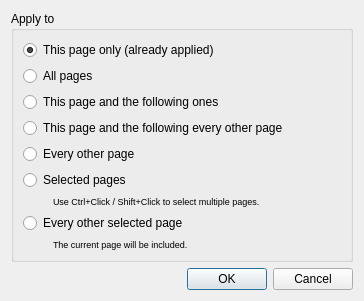
Qt form src/core/filters/fix_orientation/ApplyDialog.ui (2ndmax/scantailor-ocr) before a commit.
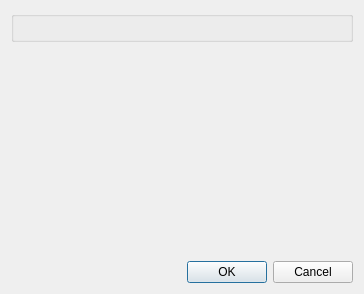
The same form after that commit. Custom widgets are drawn as their Qt base class.

Commit message: Apply dialogs: one shared page choice with page counts

Patch:
```diff
--- a/src/core/filters/fix_orientation/ApplyDialog.ui
+++ b/src/core/filters/fix_orientation/ApplyDialog.ui
@@ -18,129 +18,7 @@
   </property>
   <layout class="QVBoxLayout">
    <item>
-    <widget class="QGroupBox" name="groupBox">
-     <property name="title">
-      <string>Apply to</string>
-     </property>
-     <layout class="QVBoxLayout" name="verticalLayout_5">
-      <item>
-       <widget class="QRadioButton" name="thisPageOnlyRB">
-        <property name="text">
-         <string>This page only (already applied)</string>
-        </property>
-        <property name="checked">
-         <bool>true</bool>
-        </property>
-       </widget>
-      </item>
-      <item>
-       <widget class="QRadioButton" name="allPagesRB">
-        <property name="text">
-         <string>All pages</string>
-        </property>
-       </widget>
-      </item>
-      <item>
-       <widget class="QRadioButton" name="thisPageAndFollowersRB">
-        <property name="text">
-         <string>This page and the following ones</string>
-        </property>
-       </widget>
-      </item>
-      <item>
-       <widget class="QRadioButton" name="thisEveryOtherRB">
-        <property name="text">
-         <string extracomment="All odd or even pages, depending on the current page being odd or even.">This page and the following every other page</string>
-        </property>
-       </widget>
-      </item>
-      <item>
-       <widget class="QRadioButton" name="everyOtherRB">
-        <property name="text">
-         <string extracomment="All odd or even pages, depending on the current page being odd or even.">Every other page</string>
-        </property>
-       </widget>
-      </item>
-      <item>
-       <widget class="QRadioButton" name="selectedPagesRB">
-        <property name="text">
-         <string>Selected pages</string>
-        </property>
-       </widget>
-      </item>
-      <item>
-       <layout class="QHBoxLayout" name="horizontalLayout_3">
-        <item>
-         <spacer name="horizontalSpacer_6">
-          <property name="orientation">
-           <enum>Qt::Horizontal</enum>
-          </property>
-          <property name="sizeType">
-           <enum>QSizePolicy::Fixed</enum>
-          </property>
-          <property name="sizeHint" stdset="0">
-           <size>
-            <width>30</width>
-            <height>0</height>
-           </size>
-          </property>
-         </spacer>
-        </item>
-        <item>
-         <widget class="QLabel" name="selectedPagesHint">
-          <property name="font">
-           <font>
-            <pointsize>7</pointsize>
-           </font>
-          </property>
-          <property name="text">
-           <string>Use Ctrl+Click / Shift+Click to select multiple pages.</string>
-          </property>
-         </widget>
-        </item>
-       </layout>
-      </item>
-      <item>
-       <widget class="QRadioButton" name="everyOtherSelectedRB">
-        <property name="text">
-         <string>Every other selected page</string>
-        </property>
-       </widget>
-      </item>
-      <item>
-       <layout class="QHBoxLayout" name="horizontalLayout_5">
-        <item>
-         <spacer name="horizontalSpacer_5">
-          <property name="orientation">
-           <enum>Qt::Horizontal</enum>
-          </property>
-          <property name="sizeType">
-           <enum>QSizePolicy::Fixed</enum>
-          </property>
-          <property name="sizeHint" stdset="0">
-           <size>
-            <width>30</width>
-            <height>0</height>
-           </size>
-          </property>
-         </spacer>
-        </item>
-        <item>
-         <widget class="QLabel" name="everyOtherSelectedHint">
-          <property name="font">
-           <font>
-            <pointsize>7</pointsize>
-           </font>
-          </property>
-          <property name="text">
-           <string>The current page will be included.</string>
-          </property>
-         </widget>
-        </item>
-       </layout>
-      </item>
-     </layout>
-    </widget>
+    <widget class="PageScopeGroupBox" name="scopeGroupBox"/>
    </item>
    <item>
     <spacer>
@@ -167,6 +45,13 @@
    </item>
   </layout>
  </widget>
+ <customwidgets>
+  <customwidget>
+   <class>PageScopeGroupBox</class>
+   <extends>QGroupBox</extends>
+   <header location="global">PageScopeGroupBox.h</header>
+  </customwidget>
+ </customwidgets>
  <resources/>
  <connections>
   <connection>
```
The commit also changes 38 other files.
